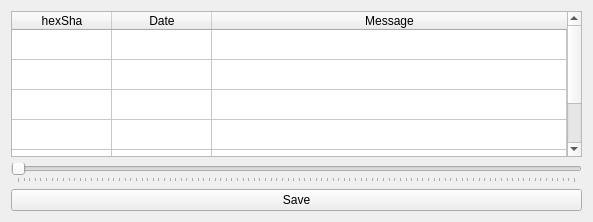
First picture: the form in loadDialog.ui, repository hohehohe2/timeKeeper, before the edit.
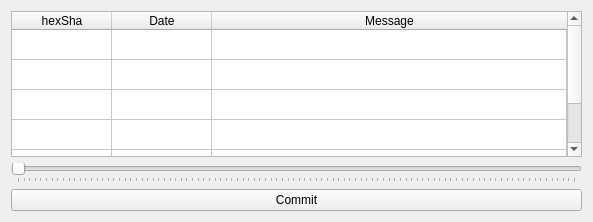
Second picture: the form after the edit.

Commit message: Git navigator update

```diff
--- a/loadDialog.ui
+++ b/loadDialog.ui
@@ -94,7 +94,7 @@
    <item>
     <widget class="QPushButton" name="savePB">
      <property name="text">
-      <string>Save</string>
+      <string>Commit</string>
      </property>
     </widget>
    </item>
```
Left out of the diff: 6 changed lines with no effect on the pictures. The commit also changes 1 other file.
